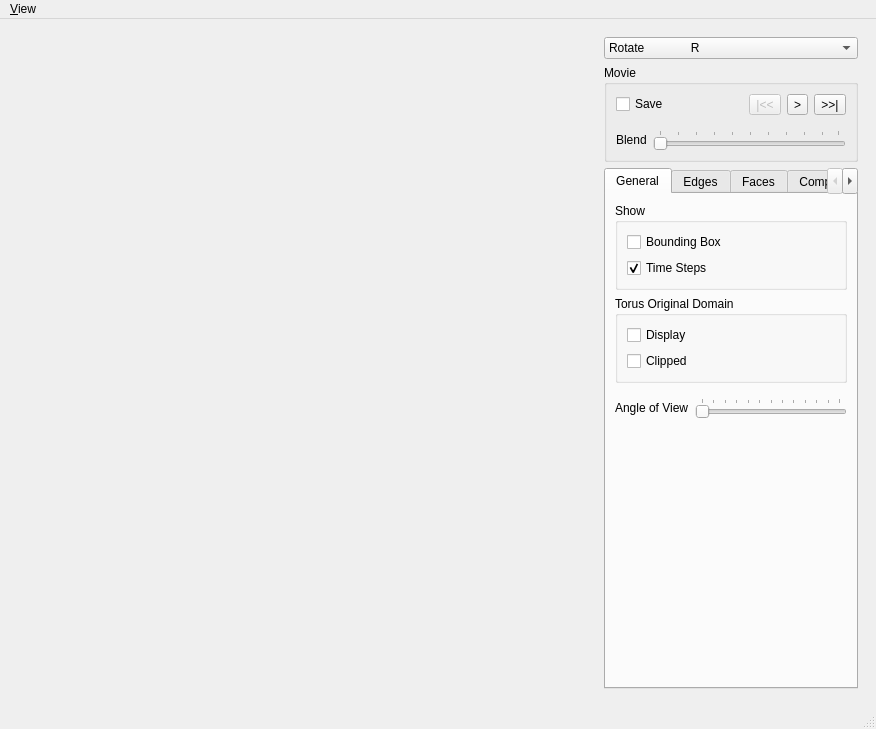
First picture: the form in MainWindow.ui, repository danlipsa/foamvis, before the edit.
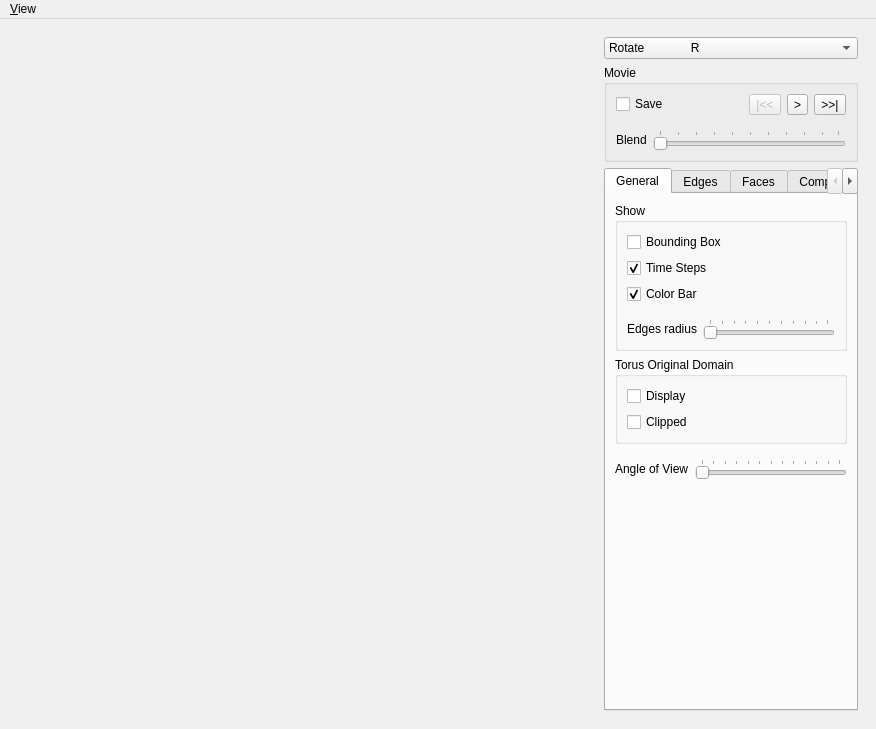
Second picture: the form after the edit. The open tabs and pages were chosen to show the change. Custom widgets are drawn as their Qt base class.

```diff
--- a/MainWindow.ui
+++ b/MainWindow.ui
@@ -260,6 +260,60 @@
                 </property>
                </widget>
               </item>
+              <item>
+               <widget class="QCheckBox" name="checkBoxColorBar">
+                <property name="text">
+                 <string>Color Bar</string>
+                </property>
+                <property name="checked">
+                 <bool>true</bool>
+                </property>
+               </widget>
+              </item>
+              <item>
+               <widget class="QWidget" name="widgetTubesRadius" native="true">
+                <layout class="QHBoxLayout" name="horizontalLayout_9">
+                 <property name="leftMargin">
+                  <number>0</number>
+                 </property>
+                 <property name="topMargin">
+                  <number>9</number>
+                 </property>
+                 <property name="rightMargin">
+                  <number>0</number>
+                 </property>
+                 <property name="bottomMargin">
+                  <number>0</number>
+                 </property>
+                 <item>
+                  <widget class="QLabel" name="label_6">
+                   <property name="text">
+                    <string>Edges radius</string>
+                   </property>
+                  </widget>
+                 </item>
+                 <item>
+                  <widget class="QSlider" name="horizontalSliderEdgesRadius">
+                   <property name="maximum">
+                    <number>99</number>
+                   </property>
+                   <property name="pageStep">
+                    <number>10</number>
+                   </property>
+                   <property name="orientation">
+                    <enum>Qt::Horizontal</enum>
+                   </property>
+                   <property name="tickPosition">
+                    <enum>QSlider::TicksAbove</enum>
+                   </property>
+                   <property name="tickInterval">
+                    <number>10</number>
+                   </property>
+                  </widget>
+                 </item>
+                </layout>
+               </widget>
+              </item>
              </layout>
             </widget>
            </item>
@@ -897,7 +951,6 @@
    </widget>
    <addaction name="menuView"/>
   </widget>
-  <widget class="QStatusBar" name="statusbar"/>
   <action name="actionOpenGL_Info">
    <property name="text">
     <string>&amp;OpenGL Info</string>
```
Left out of the diff: 64 changed lines with no effect on the pictures.
